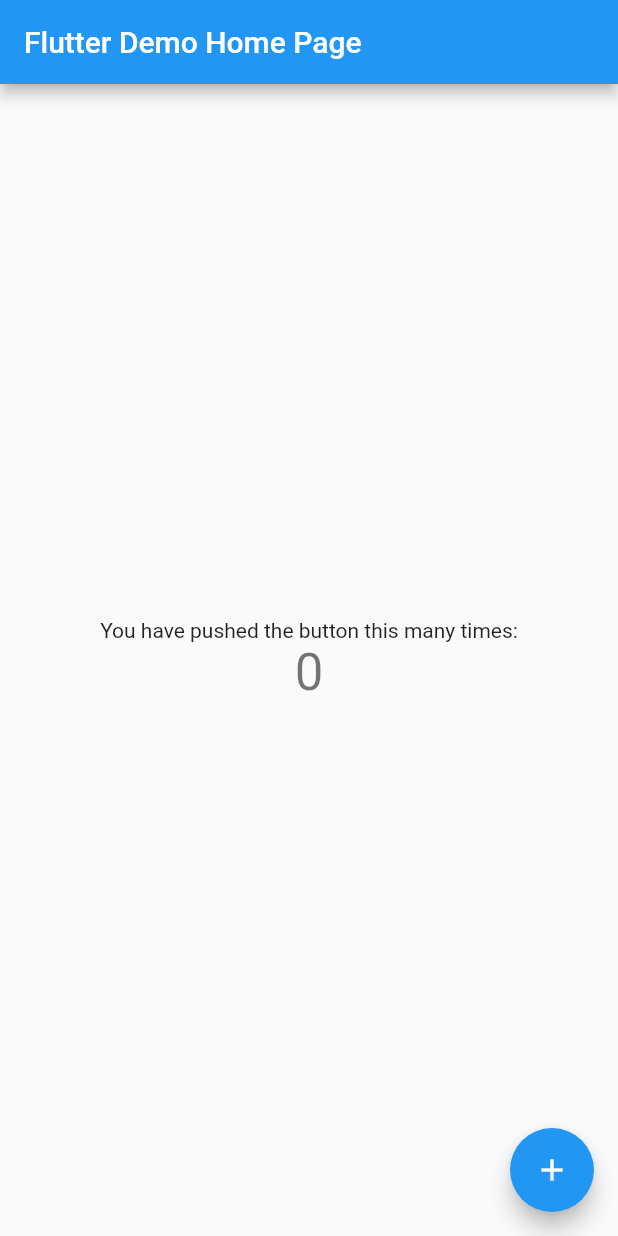
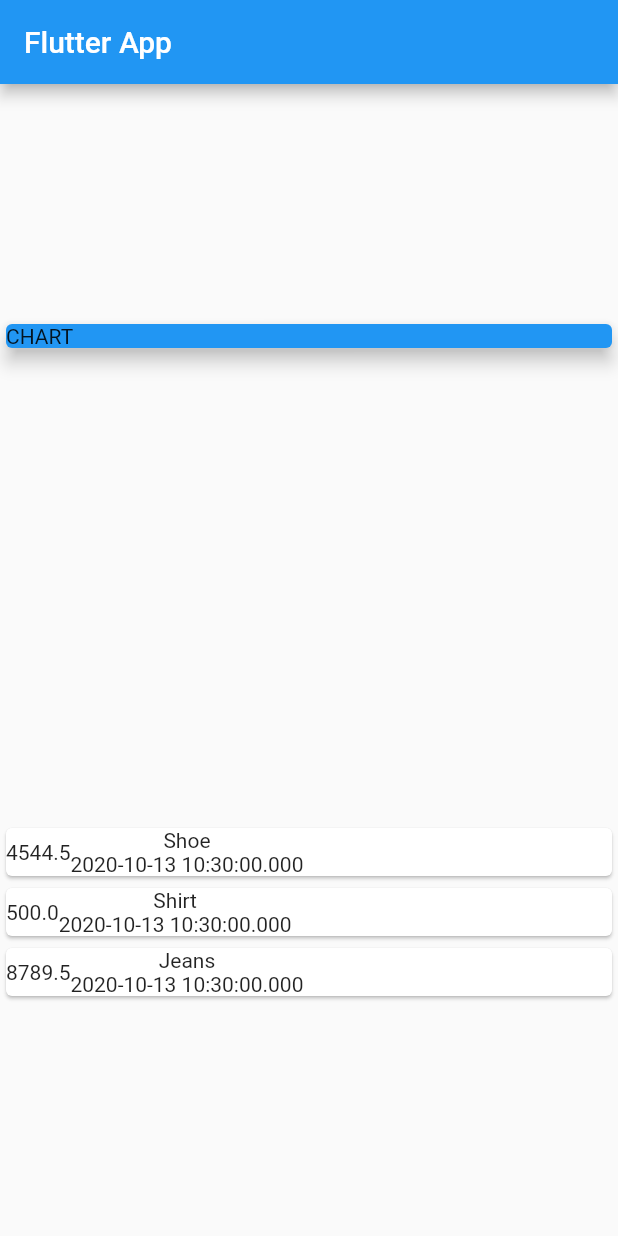
Before and after one commit to VishnuPothan/Personal-expense-app, a Flutter app: the screen it shows after launch, on a phone screen of 412 x 824 dp. Run offline on Flutter 3.47's test engine with Material 2 defaults, Android fonts, the phone set to English and light mode, and no system bars.

Commit message:
made card for expense list

```diff
--- a/lib/main.dart
+++ b/lib/main.dart
@@ -1,117 +1,67 @@
+import 'package:flutter/cupertino.dart';
 import 'package:flutter/material.dart';
+
+import './transaction.dart';
 
 void main() {
   runApp(MyApp());
 }
 
 class MyApp extends StatelessWidget {
-  // This widget is the root of your application.
   @override
   Widget build(BuildContext context) {
     return MaterialApp(
-      title: 'Flutter Demo',
-      theme: ThemeData(
-        // This is the theme of your application.
-        //
-        // Try running your application with "flutter run". You'll see the
-        // application has a blue toolbar. Then, without quitting the app, try
-        // changing the primarySwatch below to Colors.green and then invoke
-        // "hot reload" (press "r" in the console where you ran "flutter run",
-        // or simply save your changes to "hot reload" in a Flutter IDE).
-        // Notice that the counter didn't reset back to zero; the application
-        // is not restarted.
-        primarySwatch: Colors.blue,
-        // This makes the visual density adapt to the platform that you run
-        // the app on. For desktop platforms, the controls will be smaller and
-        // closer together (more dense) than on mobile platforms.
-        visualDensity: VisualDensity.adaptivePlatformDensity,
-      ),
-      home: MyHomePage(title: 'Flutter Demo Home Page'),
+      title: 'Flutter App',
+      home: MyHomePage(),
     );
   }
 }
 
-class MyHomePage extends StatefulWidget {
-  MyHomePage({Key key, this.title}) : super(key: key);
-
-  // This widget is the home page of your application. It is stateful, meaning
-  // that it has a State object (defined below) that contains fields that affect
-  // how it looks.
-
-  // This class is the configuration for the state. It holds the values (in this
-  // case the title) provided by the parent (in this case the App widget) and
-  // used by the build method of the State. Fields in a Widget subclass are
-  // always marked "final".
-
-  final String title;
-
-  @override
-  _MyHomePageState createState() => _MyHomePageState();
-}
-
-class _MyHomePageState extends State<MyHomePage> {
-  int _counter = 0;
-
-  void _incrementCounter() {
-    setState(() {
-      // This call to setState tells the Flutter framework that something has
-      // changed in this State, which causes it to rerun the build method below
-      // so that the display can reflect the updated values. If we changed
-      // _counter without calling setState(), then the build method would not be
-      // called again, and so nothing would appear to happen.
-      _counter++;
-    });
-  }
+class MyHomePage extends StatelessWidget {
+  final List<Transaction> transaction = [
+    Transaction(id: 't1', title: 'Shoe', amount: 4544.50, date: DateTime.now()),
+    Transaction(id: 't2', title: 'Shirt', amount: 500.00, date: DateTime.now()),
+    Transaction(
+        id: 't3', title: 'Jeans', amount: 8789.50, date: DateTime.now()),
+  ];
 
   @override
   Widget build(BuildContext context) {
-    // This method is rerun every time setState is called, for instance as done
-    // by the _incrementCounter method above.
-    //
-    // The Flutter framework has been optimized to make rerunning build methods
-    // fast, so that you can just rebuild anything that needs updating rather
-    // than having to individually change instances of widgets.
     return Scaffold(
-      appBar: AppBar(
-        // Here we take the value from the MyHomePage object that was created by
-        // the App.build method, and use it to set our appbar title.
-        title: Text(widget.title),
-      ),
-      body: Center(
-        // Center is a layout widget. It takes a single child and positions it
-        // in the middle of the parent.
-        child: Column(
-          // Column is also a layout widget. It takes a list of children and
-          // arranges them vertically. By default, it sizes itself to fit its
-          // children horizontally, and tries to be as tall as its parent.
-          //
-          // Invoke "debug painting" (press "p" in the console, choose the
-          // "Toggle Debug Paint" action from the Flutter Inspector in Android
-          // Studio, or the "Toggle Debug Paint" command in Visual Studio Code)
-          // to see the wireframe for each widget.
-          //
-          // Column has various properties to control how it sizes itself and
-          // how it positions its children. Here we use mainAxisAlignment to
-          // center the children vertically; the main axis here is the vertical
-          // axis because Columns are vertical (the cross axis would be
-          // horizontal).
-          mainAxisAlignment: MainAxisAlignment.center,
+        appBar: AppBar(
+          title: Text('Flutter App'),
+        ),
+        body: Column(
+          mainAxisAlignment: MainAxisAlignment.spaceAround,
+          crossAxisAlignment: CrossAxisAlignment.stretch,
           children: <Widget>[
-            Text(
-              'You have pushed the button this many times:',
+            Container(
+              width: double.infinity,
+              child: Card(
+                color: Colors.blue,
+                child: Text('CHART'),
+                elevation: 5,
+              ),
             ),
-            Text(
-              '$_counter',
-              style: Theme.of(context).textTheme.headline4,
-            ),
+            Column(
+                children: transaction.map((tx) {
+              return Card(
+                child: Row(
+                  children: <Widget>[
+                    Container(
+                      child: Text(tx.amount.toString()),
+                    ),
+                    Column(
+                      children: <Widget>[
+                        Text(tx.title),
+                        Text(tx.date.toString())
+                      ],
+                    )
+                  ],
+                ),
+              );
+            }).toList())
           ],
-        ),
-      ),
-      floatingActionButton: FloatingActionButton(
-        onPressed: _incrementCounter,
-        tooltip: 'Increment',
-        child: Icon(Icons.add),
-      ), // This trailing comma makes auto-formatting nicer for build methods.
-    );
+        ));
   }
 }
--- /dev/null
+++ b/lib/transaction.dart
@@ -0,0 +1,14 @@
+import 'package:flutter/foundation.dart';
+
+class Transaction {
+  final String id;
+  final String title;
+  final double amount;
+  final DateTime date;
+
+  Transaction(
+      {@required this.id,
+      @required this.title,
+      @required this.amount,
+      @required this.date});
+}
```
Also changed, not shown: 1 other file.
